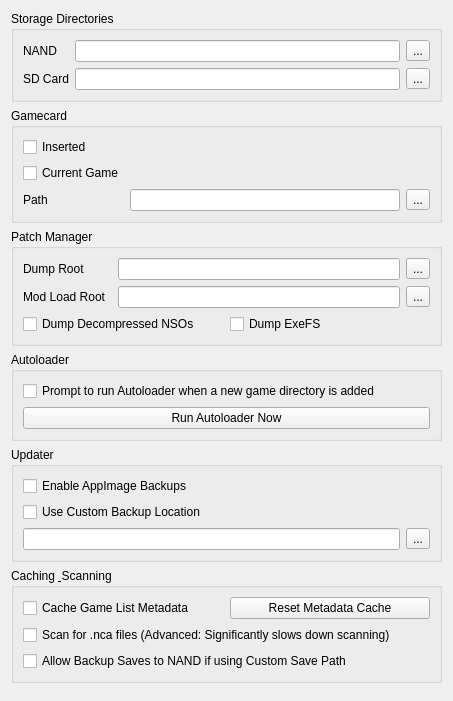
This is src/citron/configuration/configure_filesystem.ui in citron-neo/emulator as Qt 5 draws it before an edit. The edited form follows.
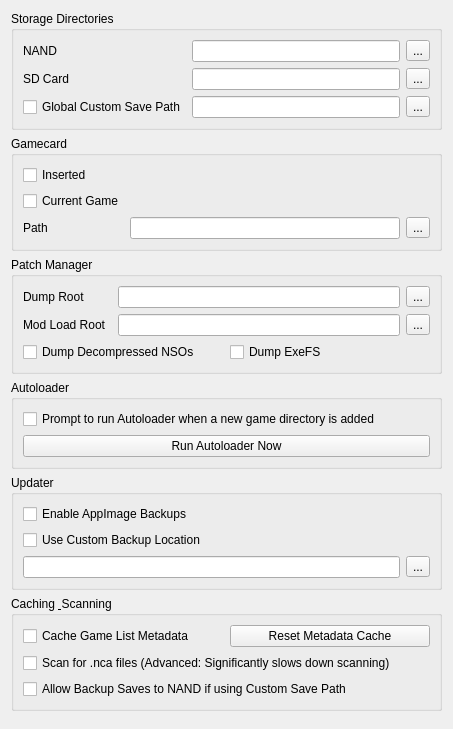
This is the edited form.

Commit message: feat(fs): Implement Global Custom Save Path

Diff of the .ui file:
```diff
--- a/src/citron/configuration/configure_filesystem.ui
+++ b/src/citron/configuration/configure_filesystem.ui
@@ -26,6 +26,23 @@
       <item row="1" column="0"><widget class="QLabel" name="label_2"><property name="text"><string>SD Card</string></property></widget></item>
       <item row="1" column="2"><widget class="QLineEdit" name="sdmc_directory_edit"/></item>
       <item row="1" column="3"><widget class="QToolButton" name="sdmc_directory_button"><property name="text"><string>...</string></property></widget></item>
+      <item row="2" column="0">
+       <widget class="QCheckBox" name="global_save_directory_checkbox">
+        <property name="text">
+         <string>Global Custom Save Path</string>
+        </property>
+       </widget>
+      </item>
+      <item row="2" column="2">
+       <widget class="QLineEdit" name="global_save_directory_edit"/>
+      </item>
+      <item row="2" column="3">
+       <widget class="QToolButton" name="global_save_directory_button">
+        <property name="text">
+         <string>...</string>
+        </property>
+       </widget>
+      </item>
      </layout>
     </widget>
    </item>
```
